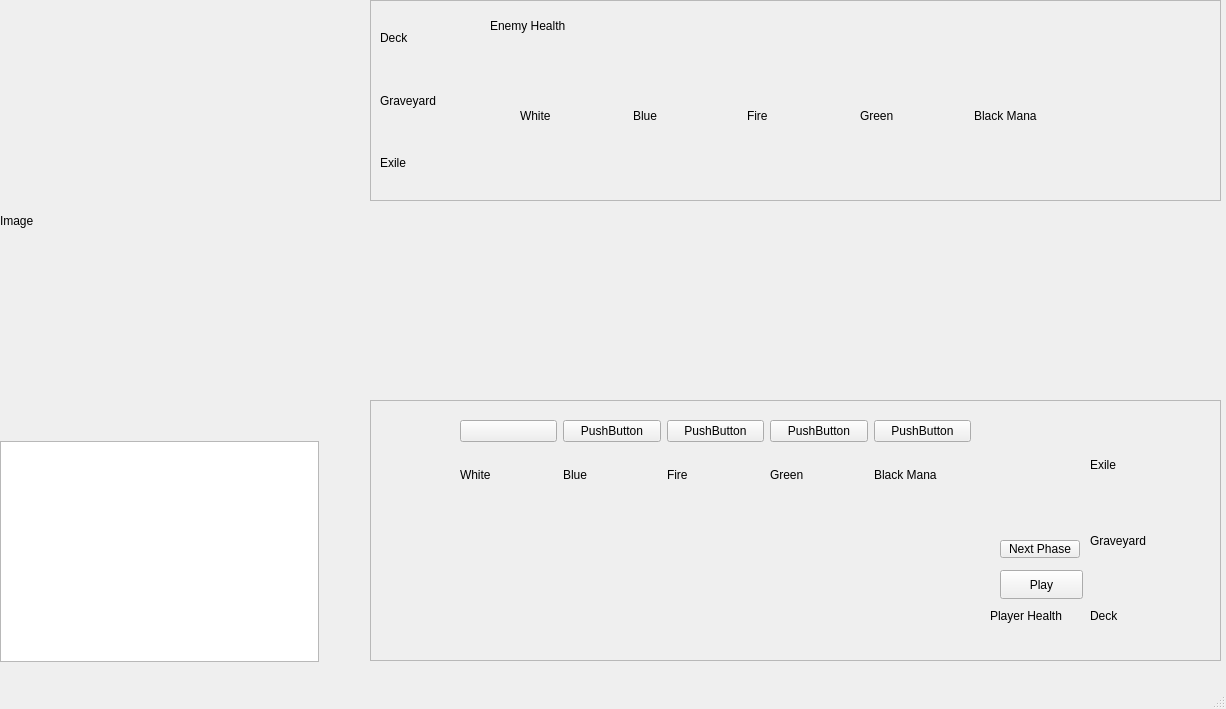
Before: the Qt Designer form mainwindow.ui in chammond123/Magic-Tutorial, drawn with Qt 5.
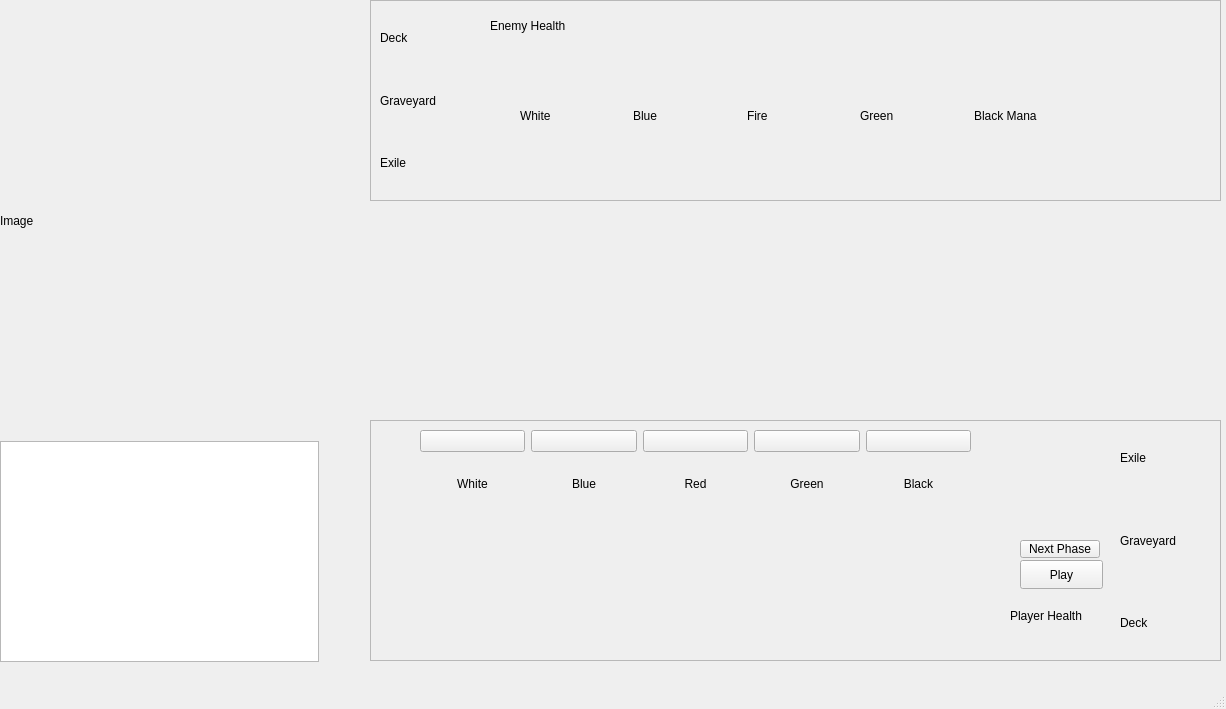
After: the same form once the commit is applied.

What changed in the file:
```diff
--- a/mainwindow.ui
+++ b/mainwindow.ui
@@ -18,9 +18,9 @@
     <property name="geometry">
      <rect>
       <x>370</x>
-      <y>400</y>
+      <y>420</y>
       <width>851</width>
-      <height>261</height>
+      <height>241</height>
      </rect>
     </property>
     <property name="frameShape">
@@ -32,10 +32,10 @@
     <widget class="QWidget" name="verticalLayoutWidget">
      <property name="geometry">
       <rect>
-       <x>720</x>
-       <y>30</y>
-       <width>121</width>
-       <height>221</height>
+       <x>750</x>
+       <y>0</y>
+       <width>101</width>
+       <height>241</height>
       </rect>
      </property>
      <layout class="QVBoxLayout" name="PlayerDeckZone">
@@ -65,9 +65,9 @@
     <widget class="QWidget" name="gridLayoutWidget">
      <property name="geometry">
       <rect>
-       <x>100</x>
-       <y>120</y>
-       <width>501</width>
+       <x>50</x>
+       <y>100</y>
+       <width>551</width>
        <height>141</height>
       </rect>
      </property>
@@ -76,8 +76,8 @@
     <widget class="QLabel" name="PlayerHealth">
      <property name="geometry">
       <rect>
-       <x>620</x>
-       <y>200</y>
+       <x>640</x>
+       <y>180</y>
        <width>101</width>
        <height>31</height>
       </rect>
@@ -89,8 +89,8 @@
     <widget class="QPushButton" name="playCardButton">
      <property name="geometry">
       <rect>
-       <x>630</x>
-       <y>170</y>
+       <x>650</x>
+       <y>140</y>
        <width>83</width>
        <height>29</height>
       </rect>
@@ -99,13 +99,26 @@
       <string>Play</string>
      </property>
     </widget>
+    <widget class="QPushButton" name="phaseButton">
+     <property name="geometry">
+      <rect>
+       <x>650</x>
+       <y>120</y>
+       <width>80</width>
+       <height>18</height>
+      </rect>
+     </property>
+     <property name="text">
+      <string>Next Phase</string>
+     </property>
+    </widget>
     <widget class="QWidget" name="verticalLayoutWidget_3">
      <property name="geometry">
       <rect>
-       <x>90</x>
-       <y>20</y>
-       <width>511</width>
-       <height>81</height>
+       <x>50</x>
+       <y>10</y>
+       <width>551</width>
+       <height>80</height>
       </rect>
      </property>
      <layout class="QVBoxLayout" name="playerMana">
@@ -121,28 +134,28 @@
         <item>
          <widget class="QPushButton" name="playerBlueIcon">
           <property name="text">
-           <string>PushButton</string>
+           <string/>
           </property>
          </widget>
         </item>
         <item>
          <widget class="QPushButton" name="playerRedIcon">
           <property name="text">
-           <string>PushButton</string>
+           <string/>
           </property>
          </widget>
         </item>
         <item>
          <widget class="QPushButton" name="playerGreenIcon">
           <property name="text">
-           <string>PushButton</string>
+           <string/>
           </property>
          </widget>
         </item>
         <item>
          <widget class="QPushButton" name="playerBlackIcon">
           <property name="text">
-           <string>PushButton</string>
+           <string/>
           </property>
          </widget>
         </item>
@@ -155,6 +168,9 @@
           <property name="text">
            <string>White</string>
           </property>
+          <property name="alignment">
+           <set>Qt::AlignmentFlag::AlignCenter</set>
+          </property>
          </widget>
         </item>
         <item>
@@ -162,12 +178,18 @@
           <property name="text">
            <string>Blue</string>
           </property>
+          <property name="alignment">
+           <set>Qt::AlignmentFlag::AlignCenter</set>
+          </property>
          </widget>
         </item>
         <item>
          <widget class="QLabel" name="playerRed">
           <property name="text">
-           <string>Fire</string>
+           <string>Red</string>
+          </property>
+          <property name="alignment">
+           <set>Qt::AlignmentFlag::AlignCenter</set>
           </property>
          </widget>
         </item>
@@ -176,12 +198,18 @@
           <property name="text">
            <string>Green</string>
           </property>
+          <property name="alignment">
+           <set>Qt::AlignmentFlag::AlignCenter</set>
+          </property>
          </widget>
         </item>
         <item>
          <widget class="QLabel" name="playerBlack">
           <property name="text">
-           <string>Black Mana</string>
+           <string>Black</string>
+          </property>
+          <property name="alignment">
+           <set>Qt::AlignmentFlag::AlignCenter</set>
           </property>
          </widget>
         </item>
@@ -189,19 +217,6 @@
       </item>
      </layout>
     </widget>
-    <widget class="QPushButton" name="phaseButton">
-     <property name="geometry">
-      <rect>
-       <x>630</x>
-       <y>140</y>
-       <width>80</width>
-       <height>18</height>
-      </rect>
-     </property>
-     <property name="text">
-      <string>Next Phase</string>
-     </property>
-    </widget>
    </widget>
    <widget class="QFrame" name="enemyContainer">
     <property name="geometry">
@@ -327,9 +342,9 @@
     <property name="geometry">
      <rect>
       <x>370</x>
-      <y>299</y>
+      <y>290</y>
       <width>851</width>
-      <height>101</height>
+      <height>131</height>
      </rect>
     </property>
     <layout class="QGridLayout" name="playerBattlefield"/>
```
Left out of the diff: 8 changed lines with no effect on the pictures.
